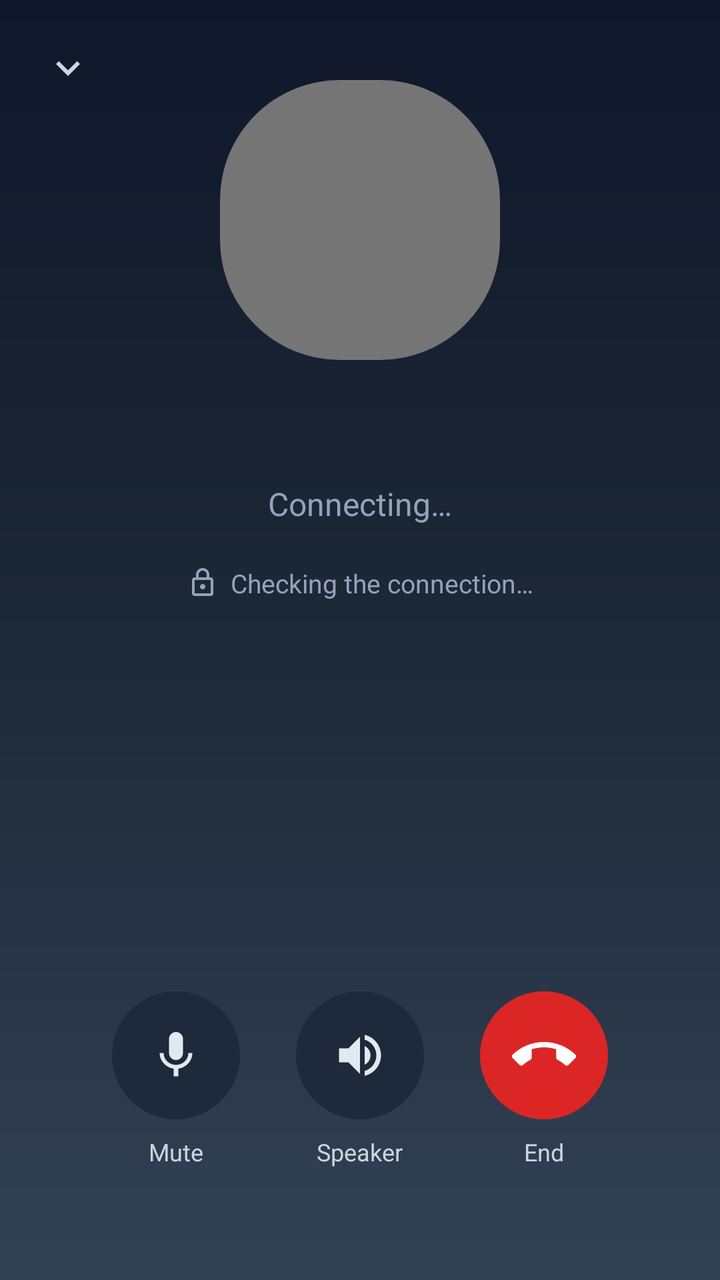
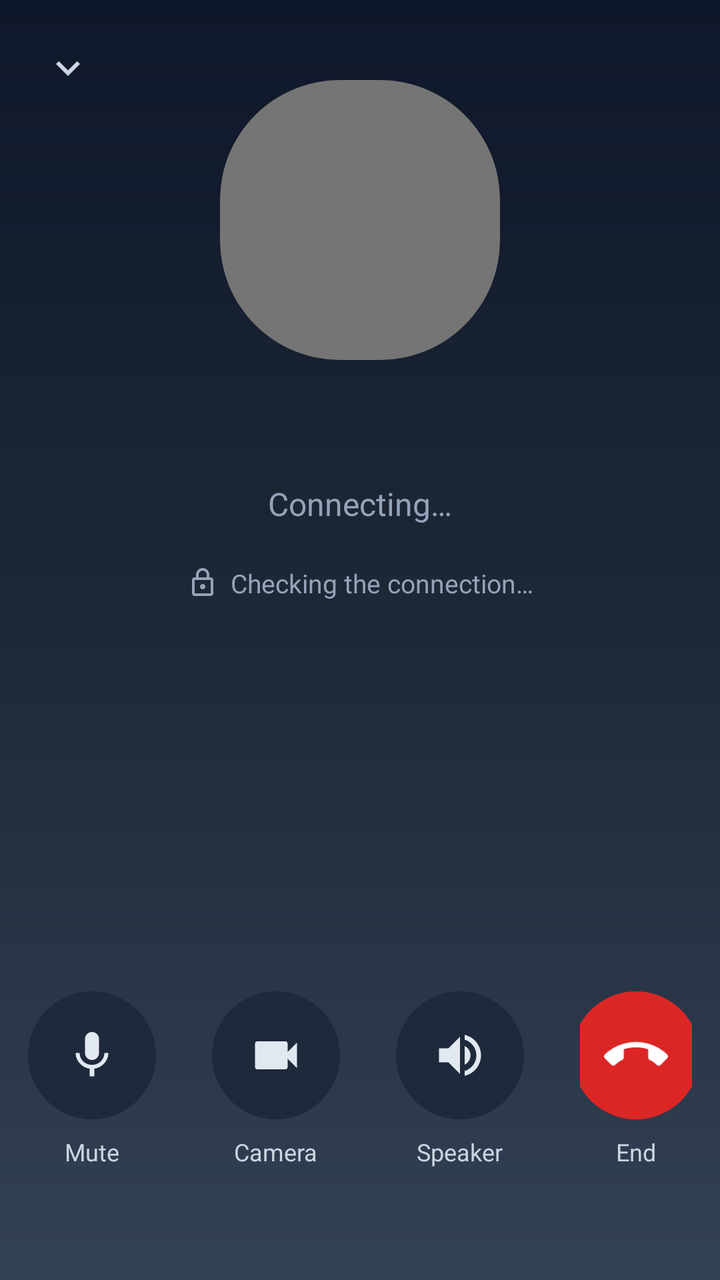

Compare the two renders of this Android layout. The source of the first and the diff that turns it into the second are given below.
<!-- AndroidManifest.xml: application theme Theme.UnlimitedPossibilities12 -->
<!-- res/layout/activity_voice_call.xml -->
<?xml version="1.0" encoding="utf-8"?>
<androidx.constraintlayout.widget.ConstraintLayout
    xmlns:android="http://schemas.android.com/apk/res/android"
    xmlns:app="http://schemas.android.com/apk/res-auto"
    android:layout_width="match_parent"
    android:layout_height="match_parent"
    android:background="@drawable/gradient_voice_call_background">

    
    <ImageView
        android:id="@+id/minimize_button"
        android:layout_width="44dp"
        android:layout_height="44dp"
        android:layout_margin="12dp"
        android:background="?attr/selectableItemBackgroundBorderless"
        android:clickable="true"
        android:contentDescription="@string/call_minimize"
        android:focusable="true"
        android:padding="10dp"
        android:src="@drawable/ic_chevron_down"
        app:layout_constraintTop_toTopOf="parent"
        app:layout_constraintStart_toStartOf="parent"
        app:tint="#CBD5E1" />

    
    <FrameLayout
        android:id="@+id/avatar_card"
        android:layout_width="140dp"
        android:layout_height="140dp"
        android:layout_marginTop="40dp"
        app:layout_constraintTop_toTopOf="parent"
        app:layout_constraintStart_toStartOf="parent"
        app:layout_constraintEnd_toEndOf="parent"
        app:layout_constraintVertical_bias="0.18">

        <ImageView
            android:id="@+id/call_avatar_image"
            android:layout_width="match_parent"
            android:layout_height="match_parent"
            android:contentDescription="@null"
            android:scaleType="centerCrop" />

        <TextView
            android:id="@+id/call_avatar_text"
            android:layout_width="match_parent"
            android:layout_height="match_parent"
            android:background="@drawable/circle_background"
            android:gravity="center"
            android:textColor="#FFFFFF"
            android:textSize="52sp"
            android:textStyle="bold" />
    </FrameLayout>

    <TextView
        android:id="@+id/call_title"
        android:layout_width="0dp"
        android:layout_height="wrap_content"
        android:layout_marginTop="20dp"
        android:layout_marginHorizontal="24dp"
        android:ellipsize="end"
        android:gravity="center"
        android:maxLines="1"
        android:textColor="#F1F5F9"
        android:textSize="26sp"
        android:textStyle="bold"
        app:layout_constraintTop_toBottomOf="@id/avatar_card"
        app:layout_constraintStart_toStartOf="parent"
        app:layout_constraintEnd_toEndOf="parent" />

    
    <TextView
        android:id="@+id/call_status"
        android:layout_width="wrap_content"
        android:layout_height="wrap_content"
        android:layout_marginTop="6dp"
        android:text="@string/call_connecting"
        android:textColor="#94A3B8"
        android:textSize="16sp"
        app:layout_constraintTop_toBottomOf="@id/call_title"
        app:layout_constraintStart_toStartOf="parent"
        app:layout_constraintEnd_toEndOf="parent" />

    <TextView
        android:id="@+id/call_timer"
        android:layout_width="wrap_content"
        android:layout_height="wrap_content"
        android:layout_marginTop="2dp"
        android:text="00:00"
        android:textColor="#CBD5E1"
        android:textSize="18sp"
        android:visibility="gone"
        app:layout_constraintTop_toBottomOf="@id/call_status"
        app:layout_constraintStart_toStartOf="parent"
        app:layout_constraintEnd_toEndOf="parent" />

    
    <LinearLayout
        android:id="@+id/call_security"
        android:layout_width="wrap_content"
        android:layout_height="wrap_content"
        android:layout_marginTop="14dp"
        android:background="?attr/selectableItemBackground"
        android:clickable="true"
        android:focusable="true"
        android:gravity="center_vertical"
        android:orientation="horizontal"
        android:paddingHorizontal="12dp"
        android:paddingVertical="6dp"
        app:layout_constraintTop_toBottomOf="@id/call_timer"
        app:layout_constraintStart_toStartOf="parent"
        app:layout_constraintEnd_toEndOf="parent">

        <ImageView
            android:id="@+id/call_security_icon"
            android:layout_width="16dp"
            android:layout_height="16dp"
            android:contentDescription="@string/call_security_encrypted"
            android:src="@drawable/ic_lock"
            app:tint="#94A3B8" />

        <TextView
            android:id="@+id/call_security_text"
            android:layout_width="wrap_content"
            android:layout_height="wrap_content"
            android:layout_marginStart="6dp"
            android:text="@string/call_security_checking"
            android:textColor="#94A3B8"
            android:textSize="13sp" />
    </LinearLayout>

    
    <LinearLayout
        android:id="@+id/call_controls"
        android:layout_width="wrap_content"
        android:layout_height="wrap_content"
        android:layout_marginBottom="56dp"
        android:gravity="center"
        android:orientation="horizontal"
        app:layout_constraintBottom_toBottomOf="parent"
        app:layout_constraintStart_toStartOf="parent"
        app:layout_constraintEnd_toEndOf="parent">

        <LinearLayout
            android:layout_width="wrap_content"
            android:layout_height="wrap_content"
            android:layout_marginHorizontal="14dp"
            android:gravity="center"
            android:orientation="vertical">

            <ImageView
                android:id="@+id/mute_button"
                android:layout_width="64dp"
                android:layout_height="64dp"
                android:background="@drawable/circle_background"
                android:backgroundTint="#1E293B"
                android:clickable="true"
                android:contentDescription="@string/call_mute"
                android:focusable="true"
                android:padding="18dp"
                android:src="@drawable/ic_mic_white"
                app:tint="#E2E8F0" />

            <TextView
                android:id="@+id/mute_label"
                android:layout_width="wrap_content"
                android:layout_height="wrap_content"
                android:layout_marginTop="8dp"
                android:text="@string/call_mute"
                android:textColor="#CBD5E1"
                android:textSize="12sp" />
        </LinearLayout>

        <LinearLayout
            android:layout_width="wrap_content"
            android:layout_height="wrap_content"
            android:layout_marginHorizontal="14dp"
            android:gravity="center"
            android:orientation="vertical">

            <ImageView
                android:id="@+id/speaker_button"
                android:layout_width="64dp"
                android:layout_height="64dp"
                android:background="@drawable/circle_background"
                android:backgroundTint="#1E293B"
                android:clickable="true"
                android:contentDescription="@string/call_speaker"
                android:focusable="true"
                android:padding="18dp"
                android:src="@drawable/ic_volume_up"
                app:tint="#E2E8F0" />

            <TextView
                android:id="@+id/speaker_label"
                android:layout_width="wrap_content"
                android:layout_height="wrap_content"
                android:layout_marginTop="8dp"
                android:text="@string/call_speaker"
                android:textColor="#CBD5E1"
                android:textSize="12sp" />
        </LinearLayout>

        <LinearLayout
            android:layout_width="wrap_content"
            android:layout_height="wrap_content"
            android:layout_marginHorizontal="14dp"
            android:gravity="center"
            android:orientation="vertical">

            <ImageView
                android:id="@+id/end_call_button"
                android:layout_width="64dp"
                android:layout_height="64dp"
                android:background="@drawable/circle_background"
                android:backgroundTint="#DC2626"
                android:clickable="true"
                android:contentDescription="@string/call_end"
                android:focusable="true"
                android:padding="16dp"
                android:src="@drawable/ic_call_end_down"
                app:tint="#FFFFFF" />

            <TextView
                android:layout_width="wrap_content"
                android:layout_height="wrap_content"
                android:layout_marginTop="8dp"
                android:text="@string/call_end"
                android:textColor="#CBD5E1"
                android:textSize="12sp" />
        </LinearLayout>
    </LinearLayout>
</androidx.constraintlayout.widget.ConstraintLayout>
<!-- resources referenced by this layout -->
<resources>
  <!-- drawable circle_background (drawable) -->
  <?xml version="1.0" encoding="utf-8"?>
  <shape xmlns:android="http://schemas.android.com/apk/res/android">
      <solid android:color="#757575" />
      <corners android:radius="60dp" />
  </shape>
  <!-- drawable gradient_voice_call_background (drawable) -->
  <?xml version="1.0" encoding="utf-8"?>
  <shape xmlns:android="http://schemas.android.com/apk/res/android">
      <gradient
          android:angle="270"
          android:startColor="#0F172A"
          android:centerColor="#1E2937"
          android:endColor="#334155" />
  </shape>
  <!-- drawable ic_chevron_down (drawable) -->
  <?xml version="1.0" encoding="utf-8"?>
  <vector xmlns:android="http://schemas.android.com/apk/res/android"
      android:width="24dp"
      android:height="24dp"
      android:viewportWidth="24"
      android:viewportHeight="24">
      <path
          android:fillColor="#FFFFFF"
          android:pathData="M7.41,8.59 L12,13.17l4.59,-4.58L18,10l-6,6 -6,-6z" />
  </vector>
  <!-- drawable ic_lock (drawable) -->
  <vector xmlns:android="http://schemas.android.com/apk/res/android"
      android:width="24dp"
      android:height="24dp"
      android:viewportWidth="24"
      android:viewportHeight="24">
      <path
          android:fillColor="#757575"
          android:pathData="M18,8h-1V6c0-2.76-2.24-5-5-5S7,3.24,7,6v2H6c-1.1,0-2,0.9-2,2v10c0,1.1,0.9,2,2,2h12c1.1,0,2-0.9,2-2V10C20,8.9,19.1,8,18,8zM9,6c0-1.66,1.34-3,3-3s3,1.34,3,3v2H9V6zM18,20H6V10h12V20zM12,17c1.1,0,2-0.9,2-2s-0.9-2-2-2-2,0.9-2,2S10.9,17,12,17z"/>
  </vector>
  <!-- drawable ic_mic_white (drawable) -->
  <vector xmlns:android="http://schemas.android.com/apk/res/android"
      android:width="24dp"
      android:height="24dp"
      android:viewportWidth="24"
      android:viewportHeight="24">
      <path
          android:fillColor="#FFFFFF"
          android:pathData="M12,14c1.66,0 3,-1.34 3,-3L15,5c0,-1.66 -1.34,-3 -3,-3S9,3.34 9,5v6c0,1.66 1.34,3 3,3zM17.3,11c0,3 -2.54,5.1 -5.3,5.1S6.7,14 6.7,11L5,11c0,3.41 2.72,6.23 6,6.72L11,21h2v-3.28c3.28,-0.48 6,-3.3 6,-6.72h-1.7z"/>
  </vector>
  <!-- drawable ic_volume_up (drawable) -->
  <vector xmlns:android="http://schemas.android.com/apk/res/android"
      android:width="24dp"
      android:height="24dp"
      android:viewportWidth="24"
      android:viewportHeight="24">
      <path
          android:fillColor="#FFFFFF"
          android:pathData="M3,9v6h4l5,5L12,4L7,9H3zM16.5,12c0,-1.77 -1.02,-3.29 -2.5,-4.03v8.05c1.48,-0.73 2.5,-2.25 2.5,-4.02zM14,3.23v2.06c2.89,0.86 5,3.54 5,6.71s-2.11,5.85 -5,6.71v2.06c4.01,-0.91 7,-4.49 7,-8.77s-2.99,-7.86 -7,-8.77z"/>
  </vector>
  <string name="call_connecting">Connecting…</string>
  <string name="call_end">End</string>
  <string name="call_minimize">Minimize</string>
  <string name="call_mute">Mute</string>
  <string name="call_security_checking">Checking the connection…</string>
  <string name="call_security_encrypted">Encrypted</string>
  <string name="call_speaker">Speaker</string>
  <style name="Theme.UnlimitedPossibilities12" parent="Base.Theme.UnlimitedPossibilities12" />
  <style name="Base.Theme.UnlimitedPossibilities12" parent="Theme.Material3.DayNight.NoActionBar">
          
          
      </style>
  <!-- unchanged entries left out for length: 1 -->
</resources>

<!-- the commit's change to res/layout/activity_voice_call.xml (unified diff, before → after) -->
@@ -23,6 +23,27 @@
         app:tint="#CBD5E1" />
 
     
+    <org.webrtc.SurfaceViewRenderer
+        android:id="@+id/remote_video_view"
+        android:layout_width="0dp"
+        android:layout_height="0dp"
+        android:visibility="gone"
+        app:layout_constraintTop_toTopOf="parent"
+        app:layout_constraintBottom_toTopOf="@id/call_controls"
+        app:layout_constraintStart_toStartOf="parent"
+        app:layout_constraintEnd_toEndOf="parent" />
+
+    
+    <org.webrtc.SurfaceViewRenderer
+        android:id="@+id/local_video_view"
+        android:layout_width="110dp"
+        android:layout_height="170dp"
+        android:layout_margin="16dp"
+        android:visibility="gone"
+        app:layout_constraintTop_toTopOf="parent"
+        app:layout_constraintEnd_toEndOf="parent" />
+
+    
     <FrameLayout
         android:id="@+id/avatar_card"
         android:layout_width="140dp"
@@ -177,6 +198,37 @@
             android:gravity="center"
             android:orientation="vertical">
 
+            
+            <ImageView
+                android:id="@+id/camera_button"
+                android:layout_width="64dp"
+                android:layout_height="64dp"
+                android:background="@drawable/circle_background"
+                android:backgroundTint="#1E293B"
+                android:clickable="true"
+                android:contentDescription="@string/call_camera"
+                android:focusable="true"
+                android:padding="18dp"
+                android:src="@drawable/ic_video_call"
+                app:tint="#E2E8F0" />
+
+            <TextView
+                android:id="@+id/camera_label"
+                android:layout_width="wrap_content"
+                android:layout_height="wrap_content"
+                android:layout_marginTop="8dp"
+                android:text="@string/call_camera"
+                android:textColor="#CBD5E1"
+                android:textSize="12sp" />
+        </LinearLayout>
+
+        <LinearLayout
+            android:layout_width="wrap_content"
+            android:layout_height="wrap_content"
+            android:layout_marginHorizontal="14dp"
+            android:gravity="center"
+            android:orientation="vertical">
+
             <ImageView
                 android:id="@+id/speaker_button"
                 android:layout_width="64dp"
<!-- resource entries referenced after the edit -->
@@ -46,6 +46,16 @@
           android:fillColor="#FFFFFF"
           android:pathData="M12,14c1.66,0 3,-1.34 3,-3L15,5c0,-1.66 -1.34,-3 -3,-3S9,3.34 9,5v6c0,1.66 1.34,3 3,3zM17.3,11c0,3 -2.54,5.1 -5.3,5.1S6.7,14 6.7,11L5,11c0,3.41 2.72,6.23 6,6.72L11,21h2v-3.28c3.28,-0.48 6,-3.3 6,-6.72h-1.7z"/>
   </vector>
+  <!-- drawable ic_video_call (drawable) -->
+  <vector xmlns:android="http://schemas.android.com/apk/res/android"
+      android:width="24dp"
+      android:height="24dp"
+      android:viewportWidth="24"
+      android:viewportHeight="24">
+      <path
+          android:fillColor="#000000"
+          android:pathData="M17,10.5V7c0-0.55-0.45-1-1-1H4c-0.55,0-1,0.45-1,1v10c0,0.55,0.45,1,1,1h12c0.55,0,1-0.45,1-1v-3.5l4,4v-11l-4,4z"/>
+  </vector>
   <!-- drawable ic_volume_up (drawable) -->
   <vector xmlns:android="http://schemas.android.com/apk/res/android"
       android:width="24dp"
@@ -56,6 +66,7 @@
           android:fillColor="#FFFFFF"
           android:pathData="M3,9v6h4l5,5L12,4L7,9H3zM16.5,12c0,-1.77 -1.02,-3.29 -2.5,-4.03v8.05c1.48,-0.73 2.5,-2.25 2.5,-4.02zM14,3.23v2.06c2.89,0.86 5,3.54 5,6.71s-2.11,5.85 -5,6.71v2.06c4.01,-0.91 7,-4.49 7,-8.77s-2.99,-7.86 -7,-8.77z"/>
   </vector>
+  <string name="call_camera">Camera</string>
   <string name="call_connecting">Connecting…</string>
   <string name="call_end">End</string>
   <string name="call_minimize">Minimize</string>
